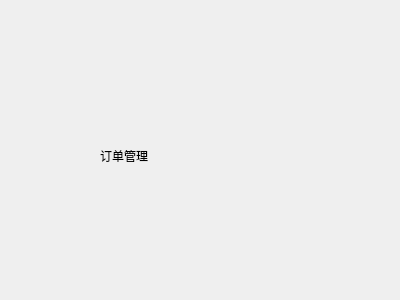
The window that ERP/ordermanager.ui (superp2017/NTERP) describes before a commit, drawn with Qt 5.
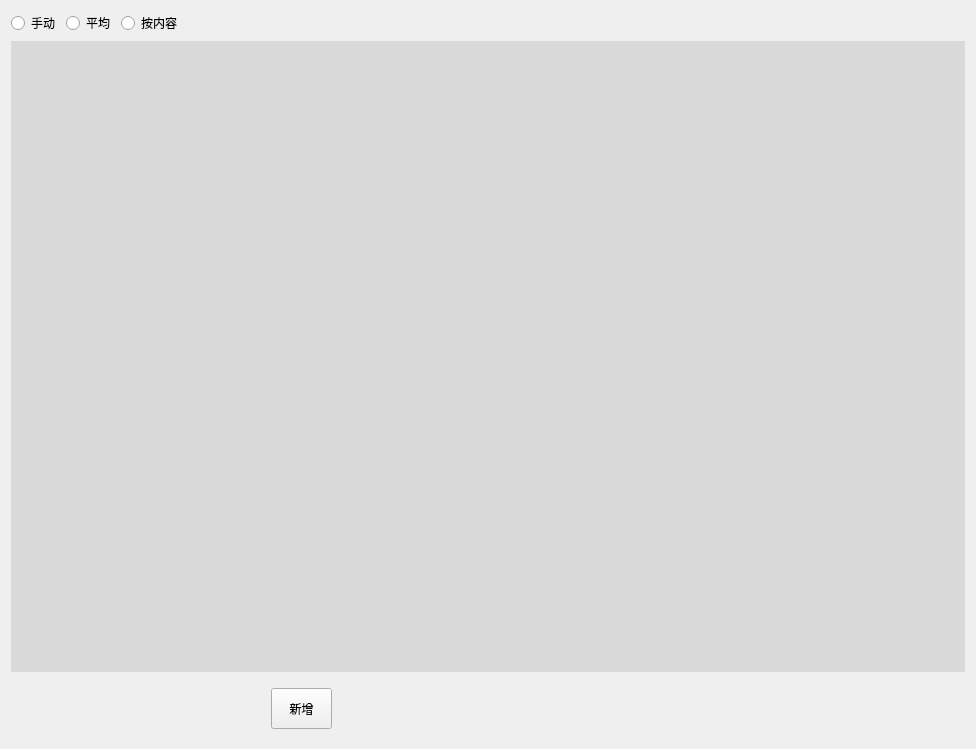
The same window after the commit.

```diff
--- a/ERP/ordermanager.ui
+++ b/ERP/ordermanager.ui
@@ -6,26 +6,109 @@
    <rect>
     <x>0</x>
     <y>0</y>
-    <width>400</width>
-    <height>300</height>
+    <width>976</width>
+    <height>749</height>
    </rect>
   </property>
   <property name="windowTitle">
    <string>Form</string>
   </property>
-  <widget class="QLabel" name="label">
-   <property name="geometry">
-    <rect>
-     <x>100</x>
-     <y>150</y>
-     <width>54</width>
-     <height>12</height>
-    </rect>
-   </property>
-   <property name="text">
-    <string>订单管理</string>
-   </property>
-  </widget>
+  <layout class="QGridLayout" name="gridLayout">
+   <item row="0" column="0">
+    <layout class="QHBoxLayout" name="horizontalLayout">
+     <item>
+      <widget class="QRadioButton" name="radioButton_manu">
+       <property name="text">
+        <string>手动</string>
+       </property>
+      </widget>
+     </item>
+     <item>
+      <widget class="QRadioButton" name="radioButton_ave">
+       <property name="text">
+        <string>平均</string>
+       </property>
+      </widget>
+     </item>
+     <item>
+      <widget class="QRadioButton" name="radioButton_content">
+       <property name="text">
+        <string>按内容</string>
+       </property>
+      </widget>
+     </item>
+     <item>
+      <spacer name="horizontalSpacer">
+       <property name="orientation">
+        <enum>Qt::Horizontal</enum>
+       </property>
+       <property name="sizeHint" stdset="0">
+        <size>
+         <width>303</width>
+         <height>20</height>
+        </size>
+       </property>
+      </spacer>
+     </item>
+    </layout>
+   </item>
+   <item row="1" column="0">
+    <widget class="QTabWidget" name="tabWidget">
+     <property name="mouseTracking">
+      <bool>false</bool>
+     </property>
+     <property name="styleSheet">
+      <string notr="true">background-color: rgb(218, 218, 218);</string>
+     </property>
+     <property name="currentIndex">
+      <number>-1</number>
+     </property>
+     <property name="documentMode">
+      <bool>true</bool>
+     </property>
+    </widget>
+   </item>
+   <item row="2" column="0">
+    <widget class="QWidget" name="widget" native="true">
+     <property name="minimumSize">
+      <size>
+       <width>0</width>
+       <height>60</height>
+      </size>
+     </property>
+     <property name="maximumSize">
+      <size>
+       <width>16777215</width>
+       <height>60</height>
+      </size>
+     </property>
+     <widget class="QPushButton" name="pushButton_new">
+      <property name="geometry">
+       <rect>
+        <x>260</x>
+        <y>10</y>
+        <width>61</width>
+        <height>41</height>
+       </rect>
+      </property>
+      <property name="text">
+       <string>新增</string>
+      </property>
+     </widget>
+     <zorder>pushButton_new</zorder>
+     <zorder></zorder>
+    </widget>
+   </item>
+  </layout>
+  <zorder>widget</zorder>
+  <zorder></zorder>
+  <zorder>tabWidget</zorder>
+  <zorder>plainTextEdit</zorder>
+  <zorder>tabWidget</zorder>
+  <zorder>horizontalSpacer</zorder>
+  <zorder>radioButton_manu</zorder>
+  <zorder>radioButton_content</zorder>
+  <zorder>radioButton_ave</zorder>
  </widget>
  <resources/>
  <connections/>
```
